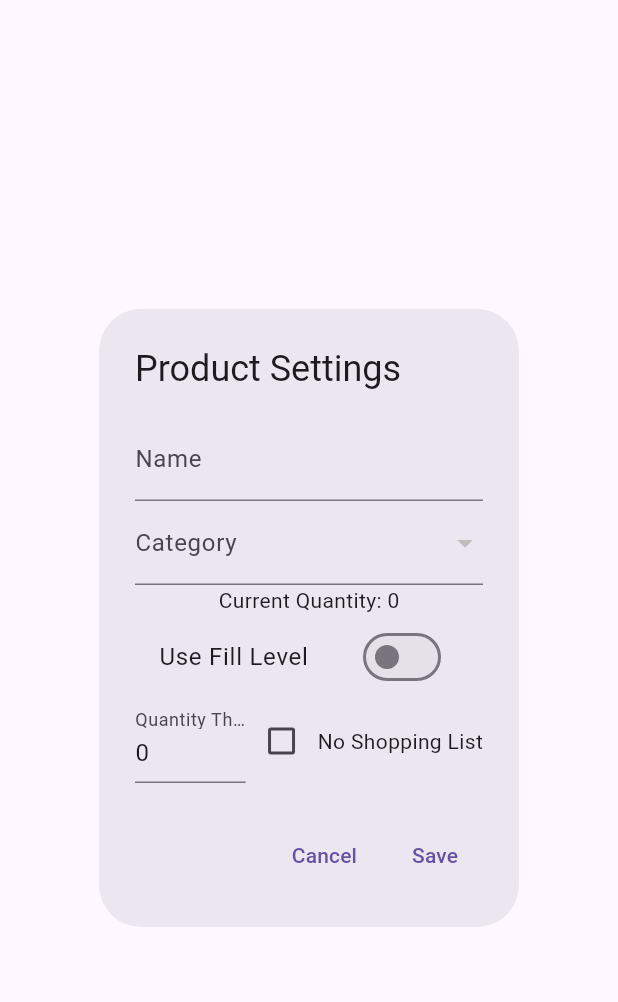
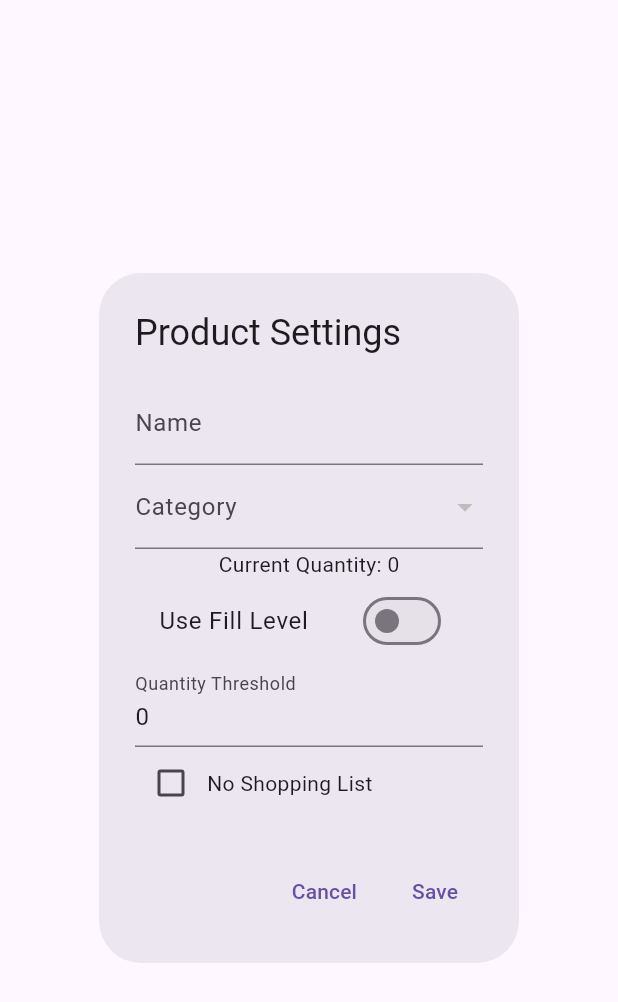
Before and after one commit to Myhster/inventory_app, a Flutter app: the ProductSettingsDialog widget shown alone on an empty page, opened directly with empty values, on a phone screen of 412 x 824 dp. Shown: the top 1002 px of the screen. Run offline on Flutter 3.47's test engine with Material 3 defaults, Android fonts, the phone set to English and light mode, and no system bars; our stand-ins replace sqflite; missing offline and left inert: mobile_scanner; accounts and stored records are empty.

Commit message:
Move -no shopping list- to another row

```diff
--- a/lib/screens/product_settings_dialog.dart
+++ b/lib/screens/product_settings_dialog.dart
@@ -81,12 +81,13 @@ class ProductSettingsDialogState extends State<ProductSettingsDialog> {
                       _threshold = 1.0;
                     } else if (value &&
                         (_threshold == null || _threshold! > 0.8)) {
-                      // Fix: Max 0.8 bei Aktivierung
                       _threshold = 0.2;
                     }
                   }),
             ),
             if (!_useFillLevel)
+              Column(
+                children: [
                   Row(
                     children: [
                       Expanded(
@@ -96,26 +97,33 @@ class ProductSettingsDialogState extends State<ProductSettingsDialog> {
                           ),
                           keyboardType: TextInputType.numberWithOptions(
                             decimal: false,
-                      ), // Nur Ganzzahlen erlauben
+                          ),
                           controller: TextEditingController(
                             text: _threshold?.toInt().toString() ?? "",
                           ),
                           onChanged: (value) {
                             final parsed = int.tryParse(value);
-                        if (parsed != null)
-                          _threshold =
-                              parsed
-                                  .toDouble();
+                            if (parsed != null) _threshold = parsed.toDouble();
                           },
                         ),
                       ),
+                    ],
+                  ),
+                  Row(
+                    children: [
                       Checkbox(
                         value: _threshold == null,
-                    onChanged: (value) => setState(() => _threshold = value! ? null : 1.0),
+                        onChanged:
+                            (value) => setState(
+                              () => _threshold = value! ? null : 1.0,
+                            ),
                       ),
                       const Text("No Shopping List"),
                     ],
                   ),
+                ],
+              ),
+
             if (_useFillLevel)
               Column(
                 children: [
@@ -178,10 +186,7 @@ class ProductSettingsDialogState extends State<ProductSettingsDialog> {
               _useFillLevel,
               _useFillLevel ? _fillLevel : null,
             );
-            await widget.manager.updateProduct(
-              widget.product.id!,
-              name: _name,
-            );
+            await widget.manager.updateProduct(widget.product.id!, name: _name);
             widget.onRefresh();
             if (mounted) Navigator.pop(context);
           },
```
Lines whose indentation alone changed are shown as unchanged.
